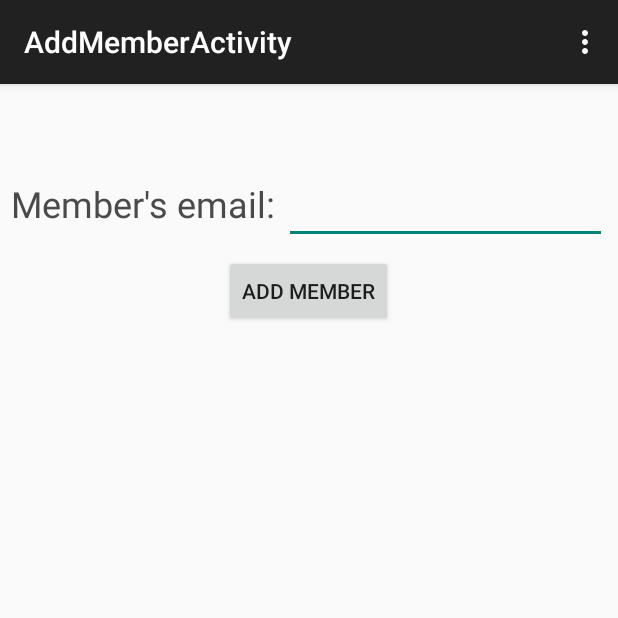
After one commit to mariiaVoitenko/dutyHelperAndroid, an Android app: the AddMemberActivity screen opened directly, with no data from a screen before it, on a phone screen of 412 x 824 dp, the top half of it. The commit adds this screen. Run offline under Robolectric (Android 15) with nearby library versions, the phone set to English and light mode, and no system bars; libraries missing offline, so code that uses them is left out: retrofit.client; network calls fail; 1 statement that could not run was skipped.

Commit message:
got members in groups and they can be added

```diff
--- a/app/src/main/AndroidManifest.xml
+++ b/app/src/main/AndroidManifest.xml
@@ -62,6 +62,10 @@
             android:name=".activities.GroupDetailsActivity"
             android:label="@string/title_activity_group_details" >
         </activity>
+        <activity
+            android:name=".activities.AddMemberActivity"
+            android:label="@string/title_activity_add_member" >
+        </activity>
     </application>
 
 </manifest>
--- /dev/null
+++ b/app/src/main/java/com/voitenko/dutyhelper/activities/AddMemberActivity.java
@@ -0,0 +1,143 @@
+package com.voitenko.dutyhelper.activities;
+
+import android.content.Intent;
+import android.support.v7.app.ActionBarActivity;
+import android.os.Bundle;
+import android.util.Log;
+import android.view.Menu;
+import android.view.MenuItem;
+import android.view.View;
+import android.widget.Button;
+import android.widget.EditText;
+import android.widget.TextView;
+
+import com.voitenko.dutyhelper.API.GroupsAPI;
+import com.voitenko.dutyhelper.API.MembershipAPI;
+import com.voitenko.dutyhelper.API.UsersAPI;
+import com.voitenko.dutyhelper.BL.DataConverter;
+import com.voitenko.dutyhelper.BL.ServiceGenerator;
+import com.voitenko.dutyhelper.ConstantsContainer;
+import com.voitenko.dutyhelper.R;
+import com.voitenko.dutyhelper.models.Group;
+import com.voitenko.dutyhelper.models.Membership;
+import com.voitenko.dutyhelper.models.Status;
+import com.voitenko.dutyhelper.models.User;
+
+import java.util.ArrayList;
+
+import retrofit.Callback;
+import retrofit.RetrofitError;
+import retrofit.client.Response;
+
+
+public class AddMemberActivity extends ActionBarActivity {
+
+    @Override
+    protected void onCreate(Bundle savedInstanceState) {
+        super.onCreate(savedInstanceState);
+        setContentView(R.layout.activity_add_member);
+        Button createButton = (Button) findViewById(R.id.add_member_button);
+        final int groupId = Integer.parseInt(getIntent().getStringExtra(ConstantsContainer.GROUP_ID));
+
+        createButton.setOnClickListener(new View.OnClickListener() {
+            @Override
+            public void onClick(View v) {
+                EditText emailEditText = (EditText) findViewById(R.id.member_email);
+                final String email = emailEditText.getText().toString();
+                addMember(email, groupId);
+            }
+        });
+    }
+
+    @Override
+    public boolean onCreateOptionsMenu(Menu menu) {
+        getMenuInflater().inflate(R.menu.menu_main, menu);
+        return true;
+    }
+
+    @Override
+    public boolean onOptionsItemSelected(MenuItem item) {
+        int id = item.getItemId();
+
+        if (id == R.id.action_logout) {
+            Intent intent = new Intent(AddMemberActivity.this, RPLoginActivity.class);
+            startActivity(intent);
+            finish();
+            return true;
+        }
+        if (id == R.id.action_duties) {
+            return true;
+        }
+        if (id == R.id.action_emergency) {
+            Intent intent = new Intent(AddMemberActivity.this, EmergencyDutiesListActivity.class);
+            startActivity(intent);
+            finish();
+            return true;
+        }
+        if (id == R.id.action_home) {
+            Intent intent = new Intent(AddMemberActivity.this, EmergencyDutiesListActivity.class);
+            startActivity(intent);
+            finish();
+            return true;
+        }
+        if (id == R.id.action_groups) {
+            Intent intent = new Intent(AddMemberActivity.this, GroupListActivity.class);
+            startActivity(intent);
+            finish();
+            return true;
+        }
+
+        return super.onOptionsItemSelected(item);
+    }
+
+    private void addMember(final String userEmail, int id) {
+        final ServiceGenerator serviceGenerator = new ServiceGenerator();
+        final GroupsAPI groupsAPI = serviceGenerator.createService(GroupsAPI.class, ConstantsContainer.ENDPOINT);
+        final UsersAPI usersAPI = serviceGenerator.createService(UsersAPI.class, ConstantsContainer.ENDPOINT);
+        final MembershipAPI membershipAPI = serviceGenerator.createService(MembershipAPI.class, ConstantsContainer.ENDPOINT);
+        final int groupId = id;
+        final Status status = new Status(1204, "plain");
+        groupsAPI.getGroup(id, new Callback<Group>() {
+            @Override
+            public void success(Group group, Response response) {
+
+                final Group newGroup = new Group(groupId, group.getName());
+                usersAPI.getUserByEmail(userEmail, new Callback<User>() {
+                    @Override
+                    public void success(User user, Response response) {
+                        final User currentUser = user;
+                        Membership membership = new Membership(status, currentUser, newGroup);
+                        membershipAPI.setMembership(membership, new Callback<String>() {
+                            @Override
+                            public void success(String s, Response response) {
+                                Intent intent = new Intent(AddMemberActivity.this, GroupDetailsActivity.class);
+                                final TextView textView = (TextView) findViewById(R.id.txtgroupID);
+                                textView.setText(groupId + "");
+                                intent.putExtra(ConstantsContainer.GROUP_ID, textView.getText().toString());
+                                startActivity(intent);
+                                Log.d("Membership", "DONE");
+                            }
+
+                            @Override
+                            public void failure(RetrofitError error) {
+                                Log.d("Membership", "NOT DONE");
+                            }
+                        });
+                    }
+
+                    @Override
+                    public void failure(RetrofitError error) {
+                        Log.d("Email", "NOT DONE");
+                    }
+                });
+            }
+
+            @Override
+            public void failure(RetrofitError error) {
+                Log.d("Group", "NOT DONE");
+            }
+        });
+    }
+
+
+}
--- /dev/null
+++ b/app/src/main/res/layout/activity_add_member.xml
@@ -0,0 +1,49 @@
+<LinearLayout xmlns:android="http://schemas.android.com/apk/res/android"
+    android:layout_width="match_parent"
+    android:layout_height="match_parent"
+    android:orientation="vertical">
+    <TextView
+        android:id="@+id/txtgroupID"
+        android:layout_width="wrap_content"
+        android:layout_height="wrap_content"
+        android:layout_gravity="center"
+        android:gravity="center"
+        android:padding="20px"
+        android:text=""/>
+
+    <LinearLayout xmlns:android="http://schemas.android.com/apk/res/android"
+        xmlns:tools="http://schemas.android.com/tools"
+        android:layout_width="match_parent"
+        android:layout_height="wrap_content"
+        android:orientation="horizontal"
+        android:padding="7dp">
+
+        <TextView
+            android:id="@+id/nameLabel"
+            android:layout_width="wrap_content"
+            android:layout_height="wrap_content"
+            android:paddingTop="10dp"
+            android:text="Member's email: "
+            android:textColor="#4a4a4a"
+            android:textSize="24sp" />
+
+        <EditText
+            android:id="@+id/member_email"
+            android:layout_width="fill_parent"
+            android:layout_height="wrap_content"
+            android:layout_gravity="left"
+            android:text=""
+            android:textColor="#4a4a4a"
+            android:textSize="24sp"
+            android:textStyle="italic" />
+
+    </LinearLayout>
+
+
+    <Button
+        android:id="@+id/add_member_button"
+        android:layout_width="wrap_content"
+        android:layout_height="wrap_content"
+        android:text="Add member"
+        android:layout_gravity="center"/>
+</LinearLayout>
--- a/app/src/main/res/values/strings.xml
+++ b/app/src/main/res/values/strings.xml
@@ -42,4 +42,5 @@
     </string-array>
     <string name="title_activity_create_group">CreateGroupActivity</string>
     <string name="title_activity_group_details">GroupDetailsActivity</string>
+    <string name="title_activity_add_member">AddMemberActivity</string>
 </resources>
```
Also changed, not shown: app/src/main/java/com/voitenko/dutyhelper/activities/GroupDetailsActivity.java (+20 -6 lines), app/src/main/res/layout/activity_group_details.xml (+10 -1 lines).
